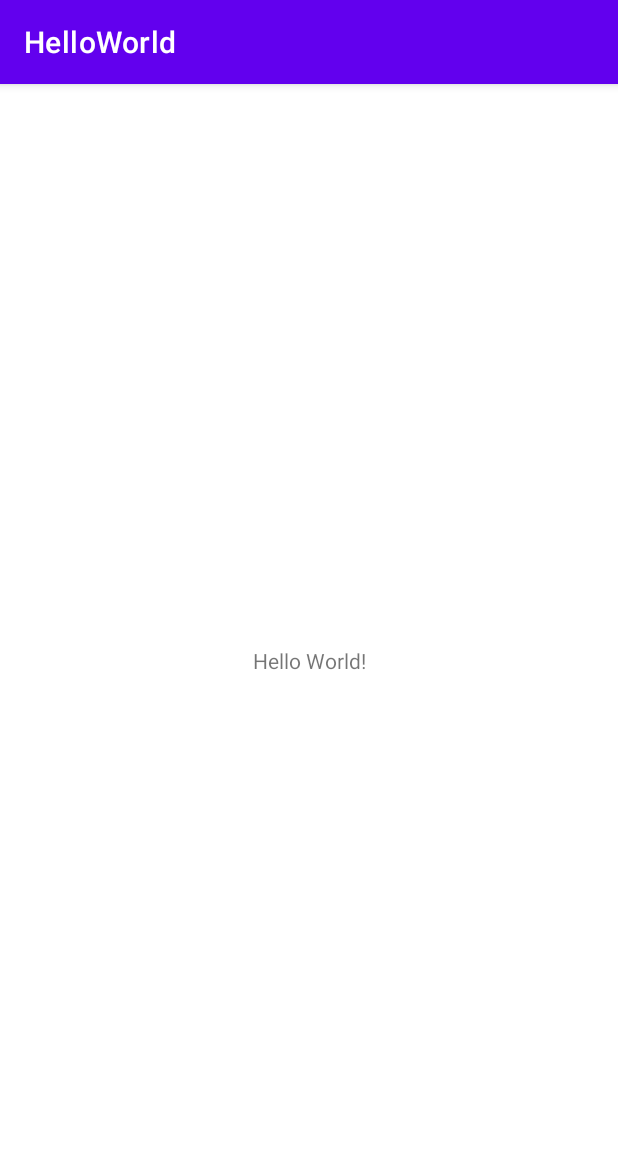
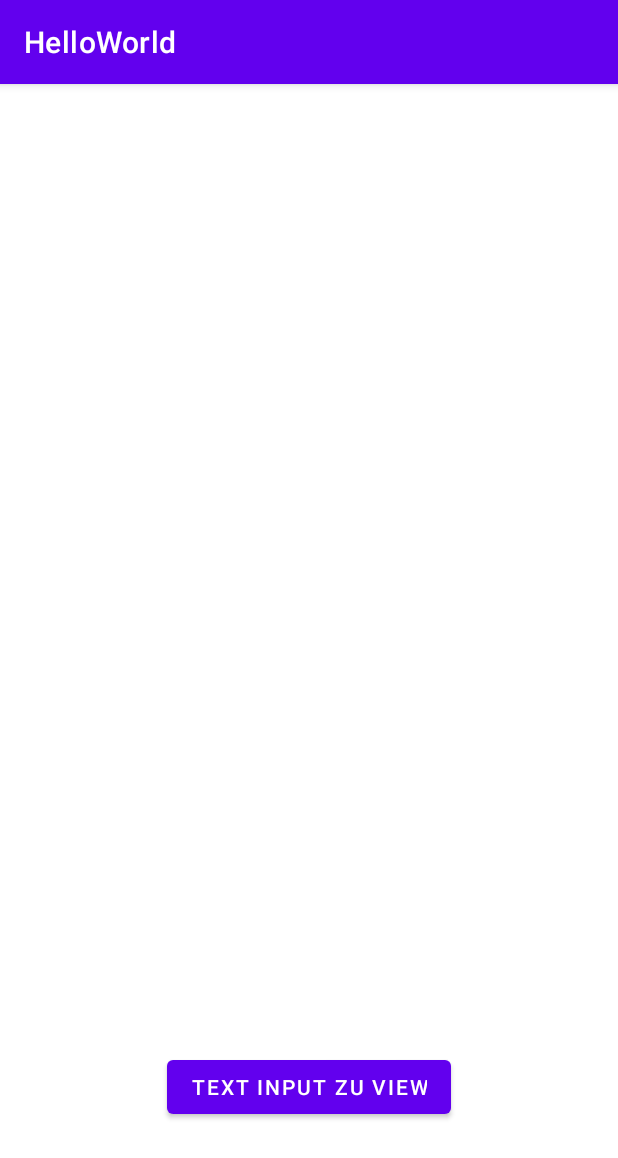
Before and after one commit to YannikKintscher/M335_HelloWorld, an Android app: the screen it shows after launch (MainActivity), on a phone screen of 412 x 824 dp. Shown: the top 1158 px of the screen. Run offline under Robolectric (Android 15) with nearby library versions, the phone set to English and light mode, and no system bars.

Commit message:
Implemented live text function

```diff
--- a/app/src/main/AndroidManifest.xml
+++ b/app/src/main/AndroidManifest.xml
@@ -9,6 +9,7 @@
         android:roundIcon="@mipmap/ic_launcher_round"
         android:supportsRtl="true"
         android:theme="@style/Theme.HelloWorld">
+        <activity android:name=".TextInputToView"></activity>
         <activity android:name=".MainActivity">
             <intent-filter>
                 <action android:name="android.intent.action.MAIN" />
--- a/app/src/main/java/com/example/helloworld/MainActivity.java
+++ b/app/src/main/java/com/example/helloworld/MainActivity.java
@@ -2,7 +2,10 @@ package com.example.helloworld;
 
 import androidx.appcompat.app.AppCompatActivity;
 
+import android.content.Intent;
 import android.os.Bundle;
+import android.view.View;
+import android.widget.Button;
 
 public class MainActivity extends AppCompatActivity {
 
@@ -10,5 +13,11 @@ public class MainActivity extends AppCompatActivity {
     protected void onCreate(Bundle savedInstanceState) {
         super.onCreate(savedInstanceState);
         setContentView(R.layout.activity_main);
+
+        Button b = findViewById(R.id.button);
+        b.setOnClickListener(v -> {
+            Intent activity = new Intent(getApplicationContext(), TextInputToView.class);
+            startActivity(activity);
+        });
     }
 }
--- a/app/src/main/res/layout/activity_main.xml
+++ b/app/src/main/res/layout/activity_main.xml
@@ -6,13 +6,13 @@
     android:layout_height="match_parent"
     tools:context=".MainActivity">
 
-    <TextView
+    <Button
+        android:id="@+id/button"
         android:layout_width="wrap_content"
         android:layout_height="wrap_content"
-        android:text="Hello World!"
+        android:layout_marginBottom="75dp"
+        android:text="@string/button_text1"
         app:layout_constraintBottom_toBottomOf="parent"
-        app:layout_constraintLeft_toLeftOf="parent"
-        app:layout_constraintRight_toRightOf="parent"
-        app:layout_constraintTop_toTopOf="parent" />
-
+        app:layout_constraintEnd_toEndOf="parent"
+        app:layout_constraintStart_toStartOf="parent" />
 </androidx.constraintlayout.widget.ConstraintLayout>
--- a/app/src/main/res/values/strings.xml
+++ b/app/src/main/res/values/strings.xml
@@ -1,4 +1,8 @@
 <resources>
     <string name="app_name">HelloWorld</string>
     <string name="activity_padding">activity_padding</string>
+    <string name="textview">Dein Text: </string>
+    <string name="reminder">Gib etwas ein</string>
+    <string name="button">Senden</string>
+    <string name="button_text1">Text Input zu View</string>
 </resources>
```
Also changed, not shown: app/src/main/java/com/example/helloworld/TextInputToView.java (added, +28 -0 lines), app/src/main/res/layout/activity_text_input_to_view.xml (added, +28 -0 lines).
